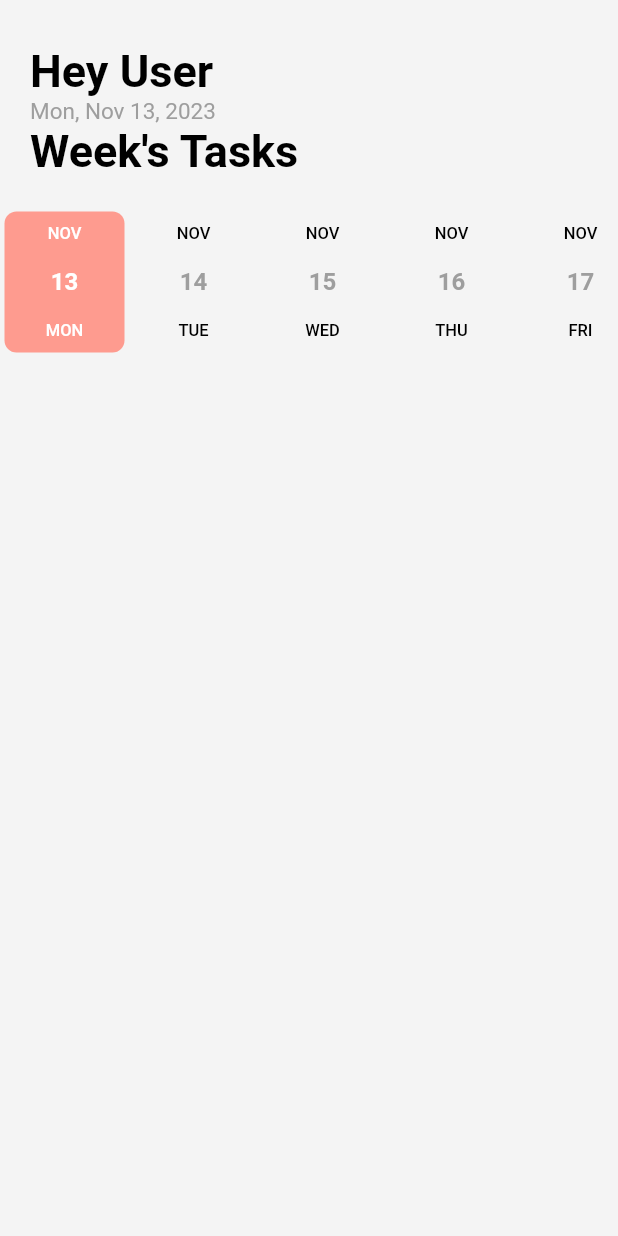
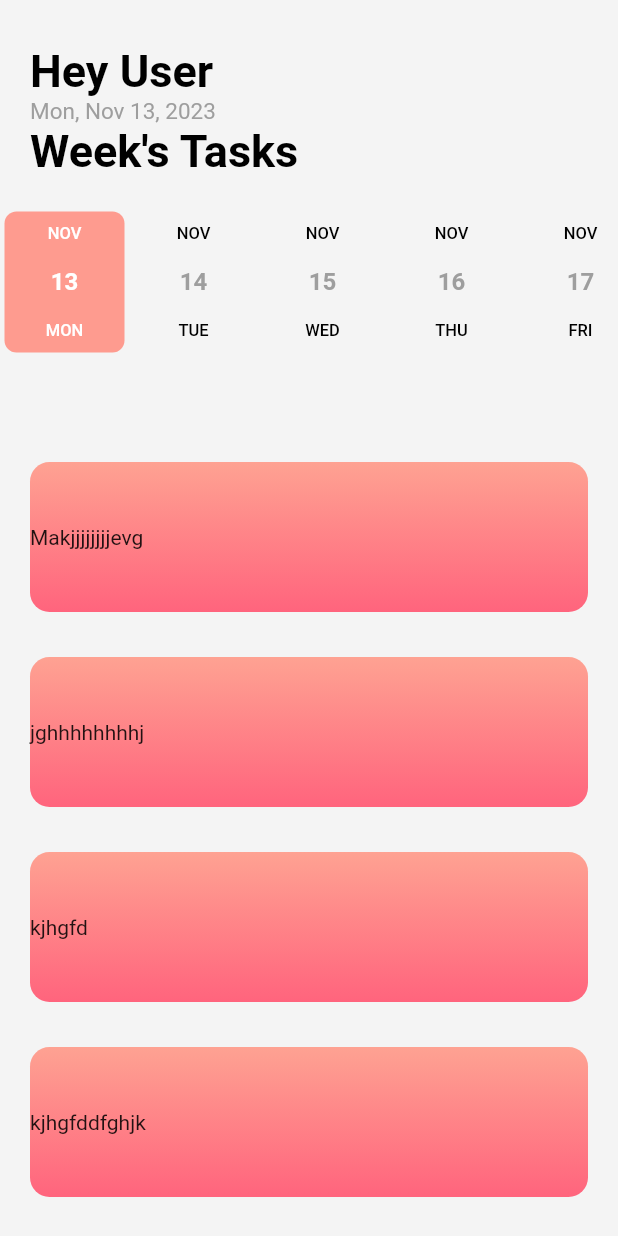
Before and after one commit to Namrata-yadav-08/ToDo_App, a Flutter app: the WeekTask screen opened by its route, on a phone screen of 412 x 824 dp. Run offline on Flutter 3.47's test engine with Material 2 defaults, Android fonts, the phone set to English and light mode, and no system bars; drawn by our look-alikes of date_picker_timeline, flutter_slidable; our stand-ins replace curved_navigation_bar, firebase_auth, firebase_core, font_awesome_flutter, get, google_fonts; accounts and stored records are empty; network calls fail.

Commit message:
Added A deleted and Editing Functions

```diff
--- a/lib/Screens/WeekTask.dart
+++ b/lib/Screens/WeekTask.dart
@@ -5,9 +5,11 @@
 import 'package:font_awesome_flutter/font_awesome_flutter.dart';
 import 'package:get/get.dart';
 import 'package:intl/intl.dart';
+import 'package:todoapp/Screens/createtask.dart';
 import 'package:todoapp/Screens/register.dart';
 import 'package:todoapp/widgets/text.dart';
 import 'package:todoapp/widgets/todocontainer.dart';
+import 'package:todoapp/widgets/todolist.dart';
 
 class WeekTask extends StatefulWidget {
   const WeekTask({super.key});
@@ -18,17 +20,35 @@
 
 class _WeekTaskState extends State<WeekTask> {
   DateTime selecteddate = DateTime.now();
-  List todolist = ["Makevg", "jggj", "gytg"];
-  // void addnewtask() {
+  // List todolist = ["Makjjjjjjjjevg", "jghhhhhhhhj", "kjhgfd", "kjhgfddfghjk"];
+
+  // void addtask() {
   //   setState(() {
-  //     todolist.add([controller.text, false]);
+  //     // String result = createtask() as String;
+  //     todolist.add(result);
   //   });
 
-  // final _myBox = Hive.box('mybox');
+  //   // final _myBox = Hive.box('mybox');
 
-  // ToDoDataBase db = ToDoDataBase();
+  //   // ToDoDataBase db = ToDoDataBase();
+  // }
 
-  // }
+  void addask(index) async {
+    // Navigate to the AddTaskScreen and wait for a result
+    final result = await Navigator.push(
+      context,
+      MaterialPageRoute(builder: (context) => createtask()),
+    );
+
+    // Check if the result is not null (user added a task)
+    if (result != null) {
+      setState(() {
+        // Add the task to the list
+        deleteTask(index);
+        todolist.add(result);
+      });
+    }
+  }
 
   //  void initState() {
   //   // if this is the 1st time ever openin the app, then create default data
@@ -72,11 +92,56 @@
   //   db.updateDataBase();
   // }
 
-  //   void deleteTask(int index) {
+  void deleteTask(int index) {
+    setState(() {
+      todolist.removeAt(index);
+    });
+    // updateDataBase();
+  }
+
+  // void checkbox(bool? value, int index) {
   //   setState(() {
-  //     db.toDoList.removeAt(index);
+  //     todolist[index][1] = value ?? false;
   //   });
-  //   db.updateDataBase();
+  // }
+
+  // void editTask(int index) {
+  //   TextEditingController taskController =
+  //       TextEditingController(text: todolist[index]);
+
+  //   showDialog(
+  //     context: context,
+  //     builder: (context) {
+  //       return AlertDialog(
+  //         title: Text('Edit Task'),
+  //         content: TextField(
+  //           controller: taskController,
+  //           decoration: InputDecoration(labelText: 'Task Name'),
+  //         ),
+  //         actions: [
+  //           ElevatedButton(
+  //             onPressed: () {
+  //               Navigator.of(context).pop();
+  //             },
+  //             child: Text('Cancel'),
+  //           ),
+  //           ElevatedButton(
+  //             onPressed: () {
+  //               editTaskName(index, taskController.text);
+  //               Navigator.of(context).pop();
+  //             },
+  //             child: Text('Save'),
+  //           ),
+  //         ],
+  //       );
+  //     },
+  //   );
+  // }
+
+  // void editTaskName(int index, String newTaskName) {
+  //   setState(() {
+  //     todolist[index] = newTaskName;
+  //   });
   // }
 
   @override
@@ -99,13 +164,18 @@
             child: ListView.builder(
                 itemCount: todolist.length,
                 itemBuilder: (context, index) {
-                  // return ToDoTile(
-                  //         taskName: db.toDoList[index][0],
-                  // taskCompleted: db.toDoList[index][1],
-                  // onChanged: (value) => checkBoxChanged(value, index),
-                  // deleteFunction: (context) => deleteTask(index),
+                  return ToDoCon(
+                    taskname: todolist[index],
+                    taskcomplete: false,
+                    onchanged: (bool? value) {},
+                    deletefun: (context) => deleteTask(index),
+                    editfunc: (context) => addask(index),
 
-                  // );
+                    // taskname: todolist[index][0],
+                    // tasknompleted: todolist[index][1],
+                    // onChanged: (value) => checkbox(value, index),
+                    // deleteFunction: (context) => deleteTask(index),
+                  );
                 }),
           ),
           // FloatingActionButton(
--- a/lib/Screens/main_screen.dart
+++ b/lib/Screens/main_screen.dart
@@ -22,6 +22,9 @@
     const Profile()
   ];
   final navigationKey = GlobalKey<CurvedNavigationBarState>();
+
+
+
   Shader _headerGradient(BuildContext context) {
     return const LinearGradient(
       colors: <Color>[
--- a/lib/widgets/todocontainer.dart
+++ b/lib/widgets/todocontainer.dart
@@ -1,59 +1,134 @@
-// import 'package:date_picker_timeline/date_picker_timeline.dart';
+import 'package:date_picker_timeline/date_picker_timeline.dart';
+import 'package:flutter/material.dart';
+import 'package:flutter_slidable/flutter_slidable.dart';
+import 'package:font_awesome_flutter/font_awesome_flutter.dart';
+
+class ToDoCon extends StatefulWidget {
+  final String taskname;
+  final bool taskcomplete;
+  Function(BuildContext)? deletefun;
+  Function(BuildContext)? editfunc;
+
+  Function(bool?)? onchanged;
+  // Function(bool?)? onchnaged;
+  ToDoCon(
+      {super.key,
+      required this.taskname,
+      required this.taskcomplete,
+      required this.onchanged,
+      required this.deletefun,
+      required this.editfunc});
+
+  @override
+  State<ToDoCon> createState() => _ToDoConState();
+}
+
+class _ToDoConState extends State<ToDoCon> {
+  @override
+  Widget build(BuildContext context) {
+    return Padding(
+      padding: const EdgeInsets.only(top: 30, left: 20, right: 20),
+      child: Slidable(
+        endActionPane: ActionPane(
+          motion: const StretchMotion(),
+          children: [
+            SlidableAction(
+              onPressed: widget.deletefun,
+              icon: FontAwesomeIcons.deleteLeft,
+            ),
+            // SlidableAction(
+            //   onPressed: donefun,
+            //   icon: Icons.done,
+            // ),
+            SlidableAction(
+              onPressed: widget.editfunc,
+              icon: Icons.edit,
+            )
+          ],
+        ),
+        child: Container(
+          width: 700,
+          height: 100,
+          decoration: BoxDecoration(
+              gradient: const LinearGradient(
+                  begin: Alignment.topCenter,
+                  end: AlignmentDirectional.bottomCenter,
+                  colors: [
+                    Color.fromRGBO(254, 162, 146, 1),
+                    Color.fromRGBO(255, 100, 125, 1)
+                  ]),
+              borderRadius: BorderRadius.circular(13)),
+          child: Row(
+            children: [
+              Text(widget.taskname),
+              // Checkbox(value: taskcomplete, onChanged:onchanged )
+            ],
+          ),
+        ),
+      ),
+    );
+  }
+}
+
 // import 'package:flutter/material.dart';
 // import 'package:flutter_slidable/flutter_slidable.dart';
-// import 'package:font_awesome_flutter/font_awesome_flutter.dart';
 
-// class ToDoCon extends StatelessWidget {
-//   final String taskname;
-//   final bool taskcomplete;
-//   Function(BuildContext)? deletefun;
-//   Function(bool?)? onchanged;
-//   // Function(bool?)? onchnaged;
-//   ToDoCon(
-//       {super.key,
-//       required this.taskname,
-//       required this.taskcomplete,
-//       required this.onchanged,
-//       required this.deletefun});
+// class ToDoTile extends StatelessWidget {
+//   final String taskName;
+//   final bool taskCompleted;
+//   Function(bool?)? onChanged;
+//   Function(BuildContext)? deleteFunction;
+
+//   ToDoTile({
+//     super.key,
+//     required this.taskName,
+//     required this.taskCompleted,
+//     required this.onChanged,
+//     required this.deleteFunction,
+//   });
 
 //   @override
 //   Widget build(BuildContext context) {
 //     return Padding(
-//       padding: const EdgeInsets.only(top: 30, left: 20, right: 20),
+//       padding: const EdgeInsets.only(left: 25.0, right: 25, top: 25),
 //       child: Slidable(
 //         endActionPane: ActionPane(
-//           motion: const StretchMotion(),
+//           motion: StretchMotion(),
 //           children: [
 //             SlidableAction(
-//               onPressed: deletefun,
-//               icon: FontAwesomeIcons.deleteLeft,
-//             ),
-//             // SlidableAction(
-//             //   onPressed: donefun,
-//             //   icon: Icons.done,
-//             // ),
-//             // SlidableAction(
-//             //   onPressed: editfunc,
-//             //   icon: Icons.edit,
-//             // )
+//               onPressed: deleteFunction,
+//               icon: Icons.delete,
+//               backgroundColor: Colors.red.shade300,
+//               borderRadius: BorderRadius.circular(12),
+//             )
 //           ],
 //         ),
 //         child: Container(
-//           width: 700,
-//           height: 100,
+//           padding: EdgeInsets.all(24),
 //           decoration: BoxDecoration(
-//               gradient: const LinearGradient(
-//                   begin: Alignment.topCenter,
-//                   end: AlignmentDirectional.bottomCenter,
-//                   colors: [
-//                     Color.fromRGBO(254, 162, 146, 1),
-//                     Color.fromRGBO(255, 100, 125, 1)
-//                   ]),
-//               borderRadius: BorderRadius.circular(13)),
+//             color: Colors.yellow,
+//             borderRadius: BorderRadius.circular(12),
+//           ),
 //           child: Row(
 //             children: [
-//               Text(taskname),
-//               // Checkbox(value: taskcomplete, onChanged:onchanged )
+//               // checkbox
+//               Checkbox(
+//                 value: taskCompleted,
+//                 onChanged: (value) {
+//                   onChanged?.call(value);
+//                 },
+//                 activeColor: Colors.black,
+//               ),
+
+//               // task name
+//               Text(
+//                 taskName,
+//                 style: TextStyle(
+//                   decoration: taskCompleted
+//                       ? TextDecoration.lineThrough
+//                       : TextDecoration.none,
+//                 ),
+//               ),
 //             ],
 //           ),
 //         ),
@@ -61,68 +136,3 @@
 //     );
 //   }
 // }
-
-import 'package:flutter/material.dart';
-import 'package:flutter_slidable/flutter_slidable.dart';
-
-class ToDoTile extends StatelessWidget {
-  final String taskName;
-  final bool taskCompleted;
-  Function(bool?)? onChanged;
-  Function(BuildContext)? deleteFunction;
-
-  ToDoTile({
-    super.key,
-    required this.taskName,
-    required this.taskCompleted,
-    required this.onChanged,
-    required this.deleteFunction,
-  });
-
-  @override
-  Widget build(BuildContext context) {
-    return Padding(
-      padding: const EdgeInsets.only(left: 25.0, right: 25, top: 25),
-      child: Slidable(
-        endActionPane: ActionPane(
-          motion: StretchMotion(),
-          children: [
-            SlidableAction(
-              onPressed: deleteFunction,
-              icon: Icons.delete,
-              backgroundColor: Colors.red.shade300,
-              borderRadius: BorderRadius.circular(12),
-            )
-          ],
-        ),
-        child: Container(
-          padding: EdgeInsets.all(24),
-          decoration: BoxDecoration(
-            color: Colors.yellow,
-            borderRadius: BorderRadius.circular(12),
-          ),
-          child: Row(
-            children: [
-              // checkbox
-              Checkbox(
-                value: taskCompleted,
-                onChanged: onChanged,
-                activeColor: Colors.black,
-              ),
-
-              // task name
-              Text(
-                taskName,
-                style: TextStyle(
-                  decoration: taskCompleted
-                      ? TextDecoration.lineThrough
-                      : TextDecoration.none,
-                ),
-              ),
-            ],
-          ),
-        ),
-      ),
-    );
-  }
-}
--- /dev/null
+++ b/lib/widgets/todolist.dart
@@ -0,0 +1 @@
+List todolist = ["Makjjjjjjjjevg", "jghhhhhhhhj", "kjhgfd", "kjhgfddfghjk"];
```
Also changed, not shown: lib/Screens/createtask.dart (+25 -1 lines).
